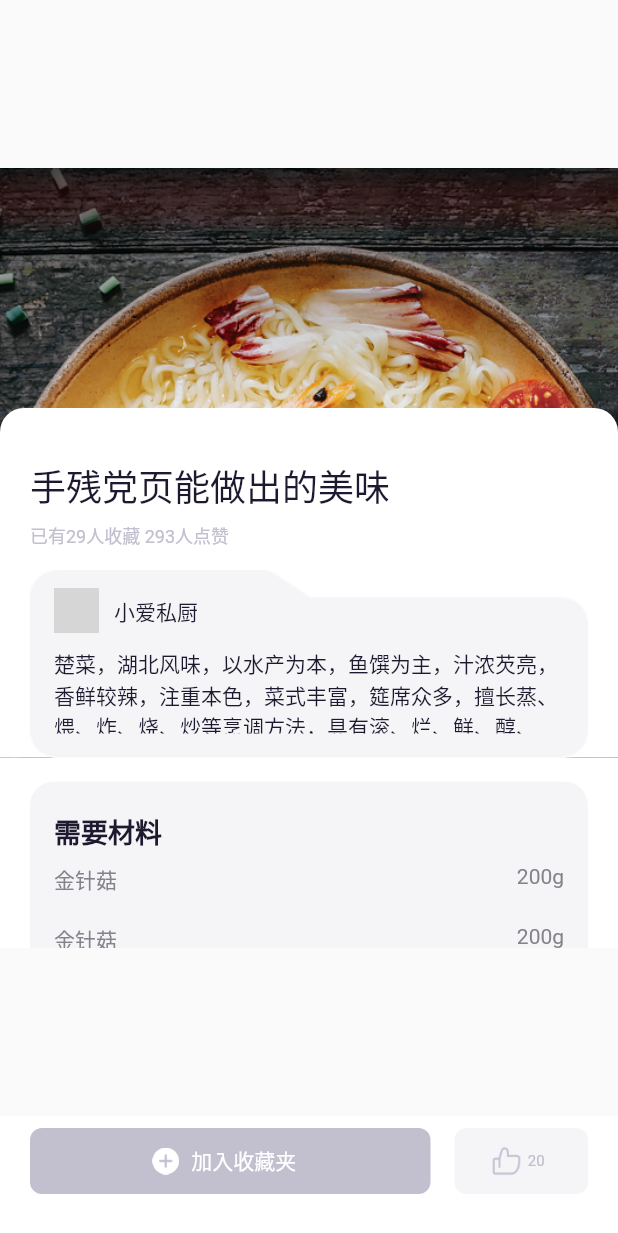
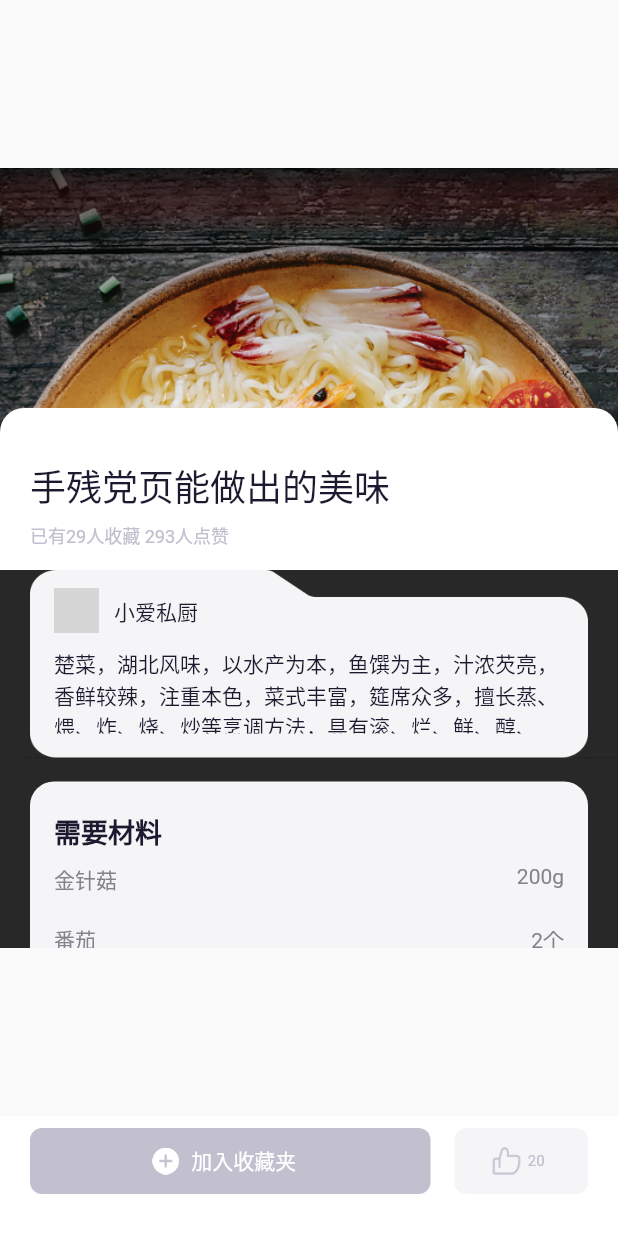
Before and after one commit to SJQforIOS/reducing_cook, a Flutter app: the DetaileEcook screen opened directly, scrolled down 576 dp, on a phone screen of 412 x 824 dp. Shown: the top 1233 px of the screen. Run offline on Flutter 3.47's test engine with Material 2 defaults, Android fonts, the phone set to English and light mode, and no system bars; missing offline and left inert: dart:ffi; network calls fail; grey boxes are pictures that could not be loaded.

Commit message:
misc:代码上传

```diff
--- a/reducing_cook/lib/modules/home/reecookdetail.dart
+++ b/reducing_cook/lib/modules/home/reecookdetail.dart
@@ -1,3 +1,5 @@
+import 'dart:ffi';
+
 import 'package:ecook/common/color_helper.dart';
 import 'package:ecook/common/screen_info_helper.dart';
 import 'package:flutter/material.dart';
@@ -109,13 +111,56 @@ class DetailBottomView extends StatelessWidget {
 }
 
 //中间视图
-class DetailCenterView extends StatelessWidget {
+class DetailCenterView extends StatefulWidget {
   @override
+  DetailCenterViewState createState() => DetailCenterViewState();
+}
+
+const List<Map> materialList = [
+  {"name":"金针菇","num":"200g"},
+  {"name":"番茄","num":"2个"},
+  {"name":"鸡蛋","num":"2个"},
+  {"name":"油","num":"20g"},
+  {"name":"盐","num":"20g"},
+  {"name":"生抽","num":"10g"},
+  {"name":"胡椒粉","num":"半汤勺"},
+  {"name":"孜然粉","num":"半汤勺"},
+  {"name":"五谷鱼粉","num":"一大碗"},
+];
+
+const List<Map> cookStepList = [
+  {"num":"1/3","title":"鲫鱼收拾干净 表面划几刀易于入味","image":"assets/sc_pic2.png"},
+  {"num":"2/3","title":"辅料备好 葱 蒜 剁椒 花椒","image":"assets/sc_pic3.png"},
+  {"num":"3/3","title":"放入剁椒蒸鱼鼓油 糖 料汁备好","image":"assets/sc_pic4.png"},
+];
+
+class DetailCenterViewState extends State<DetailCenterView> {
+  //监听滑动
+  ScrollController _controller = ScrollController();
+  double _imageHeight = REScreenInfo.screenWidth;
+
+
+  @override
+  void initState() {
+    super.initState();
+    _controller.addListener(() {
+      print(_controller.offset);
+      double faxHeight = _imageHeight - _controller.offset*0.1;
+      if (_controller.offset >= 0) {//上滑
+        _imageHeight = REScreenInfo.screenWidth;
+      } else {
+        _imageHeight = faxHeight;
+      }
+      setState(() {
+      });
+    });
+  }
+
   Widget build(BuildContext context) {
     // TODO: implement build
     return Container(
       decoration: BoxDecoration(
-          color: ColorHelper.slRandomColor()
+          color: Colors.white
       ),
       height: REScreenInfo.screenHeight-REScreenInfo.statusBarHeight-80,
       child: Stack(
@@ -123,10 +168,10 @@ class DetailCenterView extends StatelessWidget {
           Container(
             //底部图片
             width: REScreenInfo.screenWidth,
-            height: REScreenInfo.screenWidth,
             child: Image(
               image: AssetImage("assets/home_pic2.png"),
               fit: BoxFit.cover,
+              height: _imageHeight,
             ),
           ),
 
@@ -134,7 +179,7 @@ class DetailCenterView extends StatelessWidget {
             //中间List
             width: REScreenInfo.screenWidth,
             height: REScreenInfo.screenHeight-REScreenInfo.statusBarHeight-80,
-            child: mainListView(),
+            child: mainListView(context),
           ),
 
           Container(
@@ -169,7 +214,7 @@ class DetailCenterView extends StatelessWidget {
     );
   }
 
-  Widget mainListView () {
+  Widget mainListView (BuildContext context) {
     return ListView.builder(itemBuilder: (BuildContext context, int index) {
       if (index == 0) {
         return mainEmptyCell();
@@ -181,12 +226,16 @@ class DetailCenterView extends StatelessWidget {
         return mainMaterialDataCell();
       } else if (index == 4) {
         return mainStepTitleCell();
-      } else if (index == 5) {
-        return mainStepDataCell();
+      } else if (index == 5+cookStepList.length) {
+        return mainAboutMaterCell(context);
       } else {
-        return mainAboutMaterCell();
+        print("${cookStepList[index-5]}");
+        String num = cookStepList[index-5]["num"];
+        String title = cookStepList[index-5]["title"];
+        String image = cookStepList[index-5]["image"];
+        return mainStepDataCell(num: num, title: title, image: image);
       }
-    }, itemCount:7);
+    }, itemCount:6+cookStepList.length, controller: _controller,);
   }
 
   //空白cell
@@ -236,7 +285,7 @@ class DetailCenterView extends StatelessWidget {
   Widget mainUserDataCell () {
     return Container(
       decoration: BoxDecoration(
-          color: Colors.white
+          color: ColorHelper.slRandomColor()
       ),
       height: 125,
       child: Padding(
@@ -287,11 +336,12 @@ class DetailCenterView extends StatelessWidget {
 
   //食材cell
   Widget mainMaterialDataCell () {
+    double cellHeight = 40.0 * materialList.length;
     return Container(
       decoration: BoxDecoration(
-          color: Colors.white
+          color: ColorHelper.slRandomColor()
       ),
-      height: 385,
+      height: cellHeight+105,
       padding: EdgeInsets.fromLTRB(20, 16, 20, 28),
       child: Container(
         decoration: BoxDecoration(
@@ -311,9 +361,11 @@ class DetailCenterView extends StatelessWidget {
 //                color: ColorHelper.slRandomColor()
               ),
               width: REScreenInfo.screenWidth-72,
-              height: 280,
+              height: cellHeight,
               margin: EdgeInsets.fromLTRB(16, 8, 16, 8),
               child: ListView.builder(itemBuilder: (BuildContext context, int index) {
+                String name = materialList[index]["name"];
+                String num = materialList[index]["num"];
                 return SizedBox(
                   child: Row(
                     mainAxisAlignment: MainAxisAlignment.spaceBetween,
@@ -321,16 +373,16 @@ class DetailCenterView extends StatelessWidget {
                     children: <Widget>[
                       SizedBox(
                         height: 40,
-                          child: Text("金针菇",style: TextStyle(fontSize: 14, color: ColorHelper.hexStringToColor("#84838B")),),
+                        child: Text(name,style: TextStyle(fontSize: 14, color: ColorHelper.hexStringToColor("#84838B")),),
                       ),
                       SizedBox(
                         height: 40,
-                          child: Text("200g",style: TextStyle(fontSize: 14, color: ColorHelper.hexStringToColor("#84838B")),),
+                        child: Text(num,style: TextStyle(fontSize: 14, color: ColorHelper.hexStringToColor("#84838B")),),
                       ),
                     ],
                   ),
                 );
-              }, itemCount: 7, physics: NeverScrollableScrollPhysics(),),
+              }, itemCount: materialList.length, physics: NeverScrollableScrollPhysics(),),
             ),
           ],
         ),
@@ -353,10 +405,10 @@ class DetailCenterView extends StatelessWidget {
   }
 
   //烹饪步骤cell
-  Widget mainStepDataCell () {
+  Widget mainStepDataCell ({String num,String title, String image}){
     return Container(
       decoration: BoxDecoration(
-          color: Colors.white
+          color: ColorHelper.slRandomColor()
       ),
       height: 310,
       child: Padding(
@@ -364,20 +416,20 @@ class DetailCenterView extends StatelessWidget {
         child: Column(
           crossAxisAlignment: CrossAxisAlignment.start,
           children: <Widget>[
-            Text("1/3", style: TextStyle(fontSize: 16, color: ColorHelper.hexStringToColor("#84838B"))),
+            Text(num, style: TextStyle(fontSize: 16, color: ColorHelper.hexStringToColor("#84838B"))),
             Padding(
               padding: EdgeInsets.fromLTRB(0, 16, 0, 16),
               child: ClipRRect(
                 borderRadius: BorderRadius.circular(16),
                 child: Image(
-                  image: AssetImage("assets/jz_pic2.png"),
+                  image: AssetImage(image),
                   fit: BoxFit.cover,
                   width: REScreenInfo.screenWidth-40,
                   height: 205,
                 ),
               ),
             ),
-            Text("鲫鱼收拾干净 表面划几刀易于入味", style: TextStyle(fontSize: 16, color: ColorHelper.hexStringToColor("#1E192F"))),
+            Text(title, style: TextStyle(fontSize: 16, color: ColorHelper.hexStringToColor("#1E192F")))
           ],
         ),
       ),
@@ -385,22 +437,44 @@ class DetailCenterView extends StatelessWidget {
   }
 
   //相关菜谱
-  Widget mainAboutMaterCell () {
+  Widget mainAboutMaterCell (BuildContext context) {
     return Container(
       decoration: BoxDecoration(
-          color: ColorHelper.slRandomColor()
+          color: Colors.white
       ),
       height: 210,
       child: Column(
         crossAxisAlignment: CrossAxisAlignment.start,
         children: <Widget>[
           Padding(
-            padding: EdgeInsets.fromLTRB(20, 16, 0, 0),
+            padding: EdgeInsets.fromLTRB(20, 16, 0, 16),
             child: Text("相关菜谱", style: TextStyle(fontSize: 18, color: ColorHelper.hexStringToColor("#1E192F"),fontWeight: FontWeight.w600)),
           ),
-
+          Container(
+            decoration: BoxDecoration(
+                color: Colors.white
+            ),
+            height: 138,
+            child: bottomMoreCookView(context),
+          ),
         ],
       ),
     );
   }
+
+  //底部相关菜谱轮播视图
+  Widget bottomMoreCookView (BuildContext context) {
+    return ListView.builder(itemBuilder: (BuildContext context, int index) {
+      return Container(
+        decoration: BoxDecoration(
+            color: Colors.white
+        ),
+        padding: EdgeInsets.fromLTRB(8, 0, 8, 0),
+        child: Image(
+          image: AssetImage("assets/sc_pic1.png"),
+          fit: BoxFit.cover,
+        ),
+      );
+    }, itemCount: 10, itemExtent: 154,scrollDirection: Axis.horizontal,padding: EdgeInsets.fromLTRB(12, 0, 12, 0),);
   }
+}
--- a/reducing_cook/lib/modules/home/rehome.dart
+++ b/reducing_cook/lib/modules/home/rehome.dart
@@ -191,7 +191,7 @@ class HomeEcookCell extends StatelessWidget {
   final Function(String title) onClickCollection;
   final Function(String title) clickCookDetail;
 
-  HomeEcookCell({Key key, this.icon, this.title, this.userIcon, this.name, this.isCollection, this.collectionNum, this.onClickCollection, this.clickCookDetail}) : super(key:key);
+  HomeEcookCell({Key key, @required this.icon, this.title, this.userIcon, this.name, this.isCollection, this.collectionNum, this.onClickCollection, this.clickCookDetail}) : assert( icon != null), super(key:key);
   @override
   Widget build(BuildContext context) {
     final ecookIconImageWidth = REScreenInfo.screenWidth-40;
--- a/reducing_cook/pubspec.yaml
+++ b/reducing_cook/pubspec.yaml
@@ -66,6 +66,8 @@ flutter:
     - assets/sc_pic1.png
     - assets/sc_pic2.png
     - assets/sc_pic3.png
+    - assets/sc_pic4.png
+    - assets/sc_pic5.png
     - assets/home_pic1.png
     - assets/home_pic2.png
     - assets/home_pic3.png
```
Lines whose indentation alone changed are shown as unchanged.
